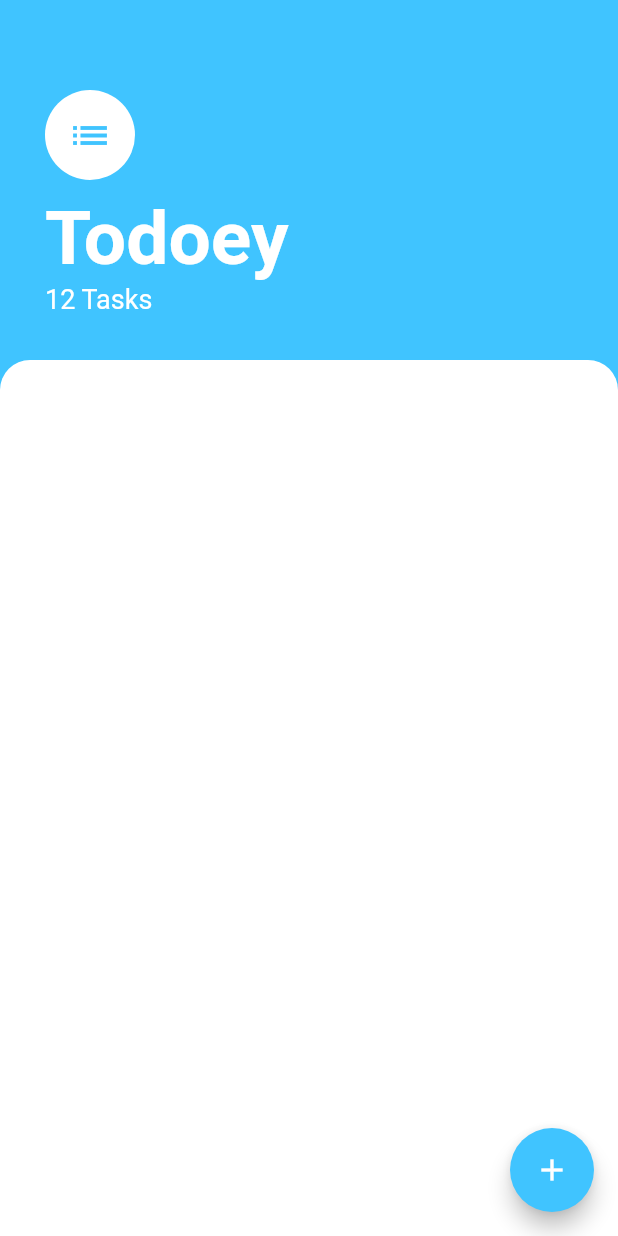
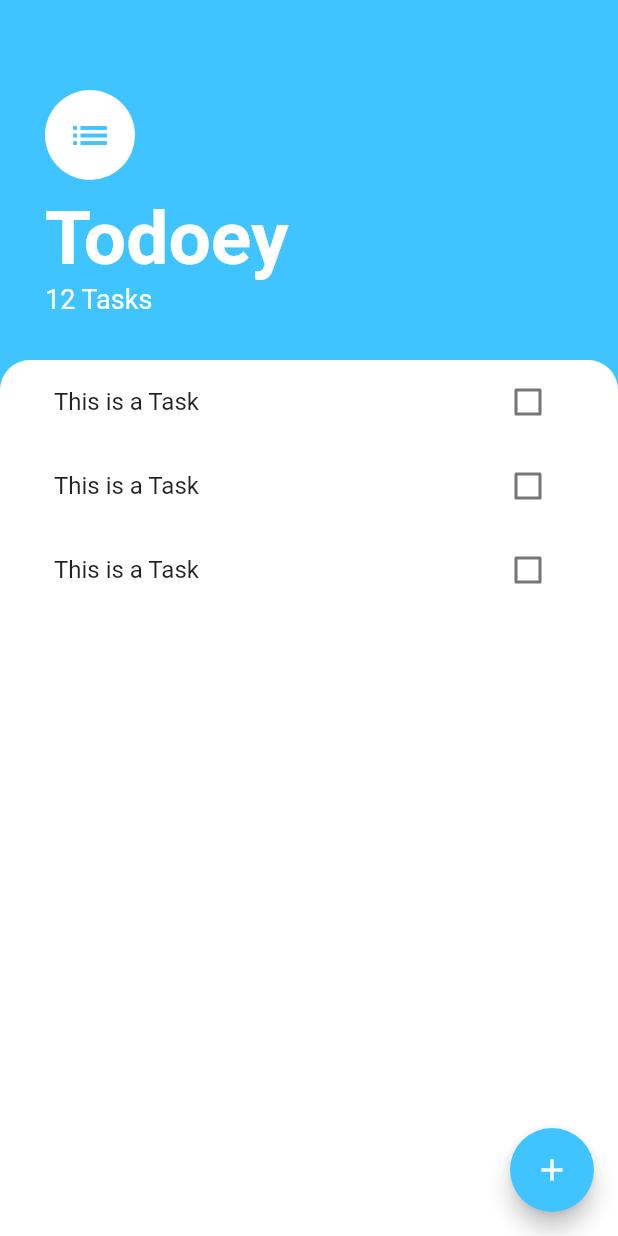
Before and after one commit to 1gnoramus/todoey, a Flutter app: the screen it shows after launch, on a phone screen of 412 x 824 dp. Run offline on Flutter 3.47's test engine with Material 2 defaults, Android fonts, the phone set to English and light mode, and no system bars.

Commit message:
'MinorChanges'

```diff
--- a/lib/screens/tasks_screen.dart
+++ b/lib/screens/tasks_screen.dart
@@ -1,4 +1,5 @@
 import 'package:flutter/material.dart';
+import 'package:todoye_flutter/widgets/tasks_list.dart';
 
 class TasksScreen extends StatelessWidget {
   const TasksScreen({Key? key}) : super(key: key);
@@ -49,12 +50,15 @@ class TasksScreen extends StatelessWidget {
           ),
           Expanded(
             child: Container(
+              padding: EdgeInsets.symmetric(horizontal: 20.0),
               decoration: BoxDecoration(
-                  color: Colors.white,
-                  borderRadius: BorderRadius.only(
-                    topLeft: Radius.circular(20.0),
-                    topRight: Radius.circular(20.0),
-                  )),
+                color: Colors.white,
+                borderRadius: BorderRadius.only(
+                  topLeft: Radius.circular(20.0),
+                  topRight: Radius.circular(20.0),
+                ),
+              ),
+              child: TasksList(),
             ),
           )
         ],
--- /dev/null
+++ b/lib/widgets/task_tile.dart
@@ -0,0 +1,16 @@
+import 'package:flutter/material.dart';
+
+class TaskTile extends StatelessWidget {
+  @override
+  Widget build(BuildContext context) {
+    return ListTile(
+      title: Text('This is a Task'),
+      trailing: Checkbox(
+        onChanged: (value) {
+          value = true;
+        },
+        value: false,
+      ),
+    );
+  }
+}
--- /dev/null
+++ b/lib/widgets/tasks_list.dart
@@ -0,0 +1,15 @@
+import 'package:flutter/material.dart';
+import 'task_tile.dart';
+
+class TasksList extends StatelessWidget {
+  @override
+  Widget build(BuildContext context) {
+    return ListView(
+      children: [
+        TaskTile(),
+        TaskTile(),
+        TaskTile(),
+      ],
+    );
+  }
+}
```
